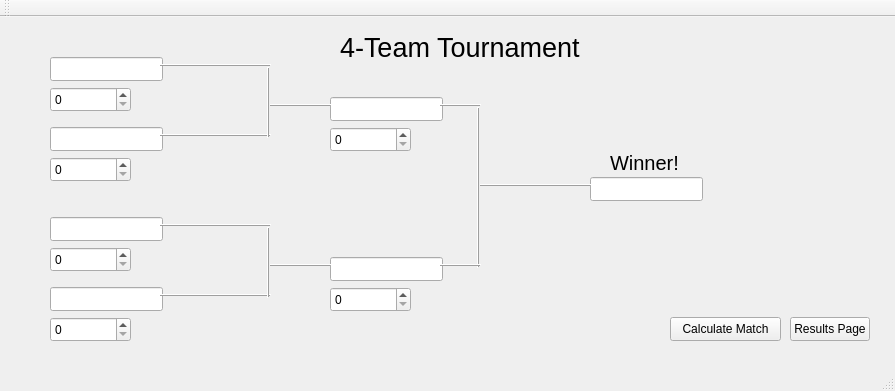
Before: the Qt Designer form TournamentQtWidgetApp/_4TeamBracketMatch.ui in SolomonPRR/COP3003Project-main, drawn with Qt 5.
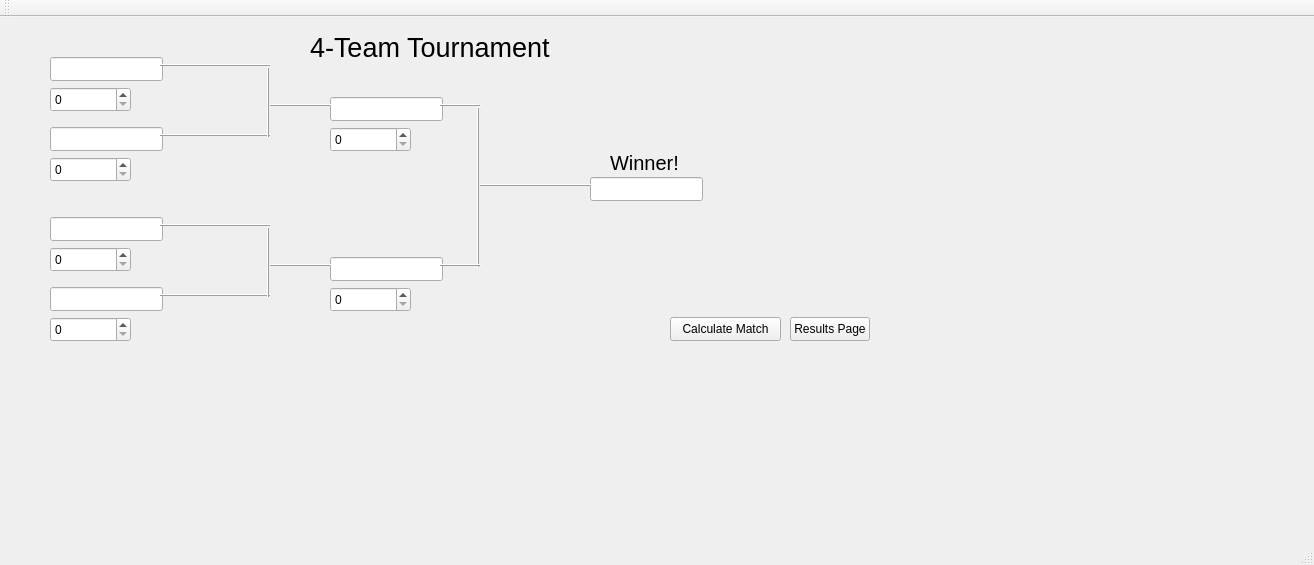
After: the same form once the commit is applied.

Commit message:
4 team bracket
able to now work the 4 teams bracket

The edit to the form file:
```diff
--- a/TournamentQtWidgetApp/_4TeamBracketMatch.ui
+++ b/TournamentQtWidgetApp/_4TeamBracketMatch.ui
@@ -6,8 +6,8 @@
    <rect>
     <x>0</x>
     <y>0</y>
-    <width>895</width>
-    <height>391</height>
+    <width>1314</width>
+    <height>565</height>
    </rect>
   </property>
   <property name="windowTitle">
@@ -293,7 +293,7 @@
    <widget class="QLabel" name="label_2">
     <property name="geometry">
      <rect>
-      <x>340</x>
+      <x>310</x>
       <y>10</y>
       <width>261</width>
       <height>41</height>
```
Left out of the diff: 14 changed lines with no effect on the pictures. The commit also changes 10 other files.
